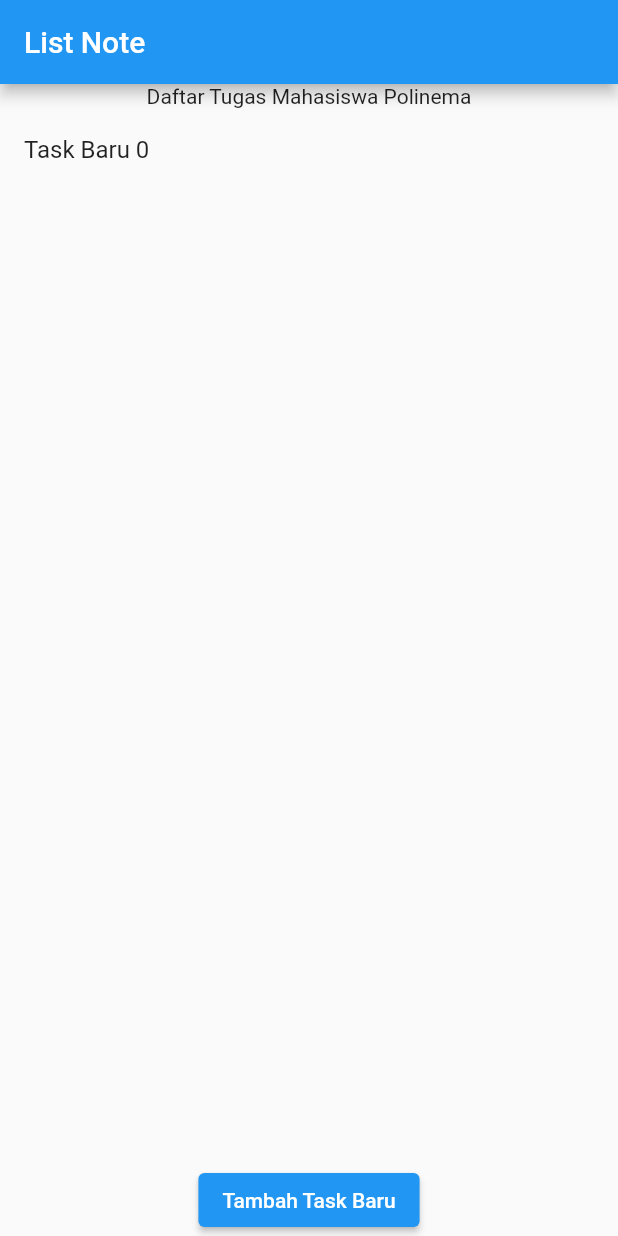
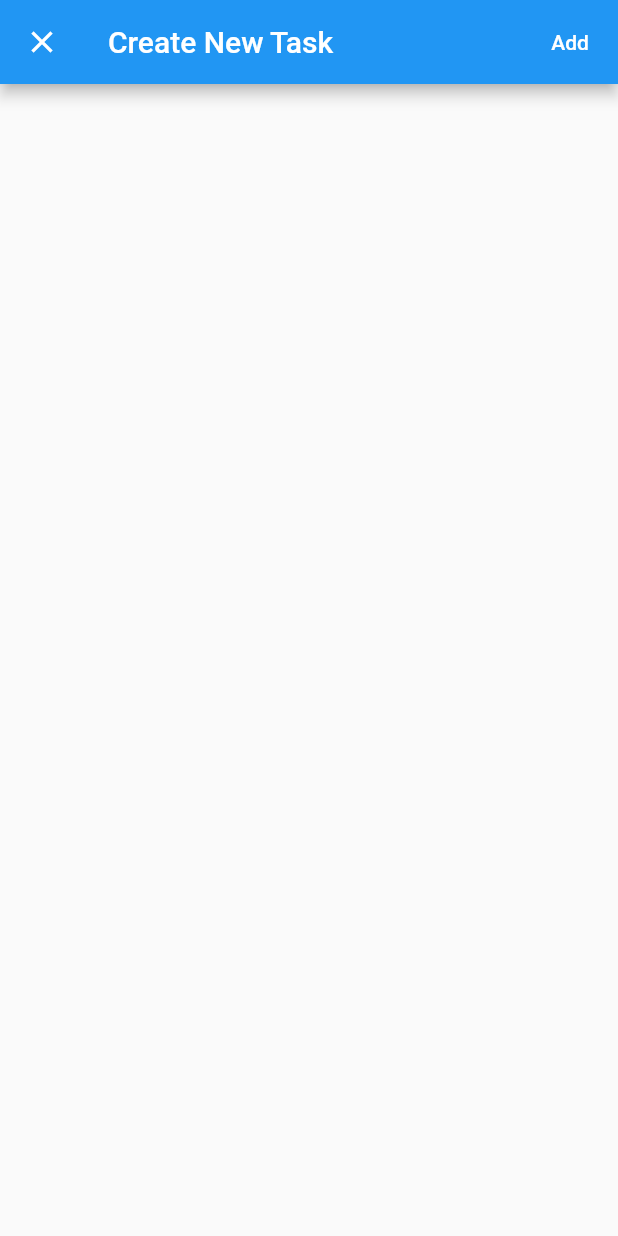
Before and after one commit to siubie/Flutter-Provider-Dynamic-List-View, a Flutter app: the screen it shows after launch, after a tap on "Tambah Task Baru", on a phone screen of 412 x 824 dp. Run offline on Flutter 3.47's test engine with Material 2 defaults, Android fonts, the phone set to English and light mode, and no system bars.

Commit message:
new screen

```diff
--- a/lib/main.dart
+++ b/lib/main.dart
@@ -1,5 +1,7 @@
 import 'package:flutter/material.dart';
 import 'package:provider/provider.dart';
+import 'package:simple_list/screens/add_task_screen.dart';
+import 'package:simple_list/screens/list_task_screen.dart';
 import 'package:simple_list/task.dart';
 import 'package:simple_list/task_list.dart';
 
@@ -18,38 +20,15 @@ class MyApp extends StatelessWidget {
   @override
   Widget build(BuildContext context) {
     return MaterialApp(
+      initialRoute: "/",
+      routes: {
+        '/': (context) => const ListTaskScreen(),
+        '/addTask': (context) => const AddTaskScreen(),
+      },
       title: 'Flutter Demo',
       theme: ThemeData(
         primarySwatch: Colors.blue,
       ),
-      home: const ListTaskScreen(),
     );
   }
 }
-
-class ListTaskScreen extends StatelessWidget {
-  const ListTaskScreen({super.key});
-
-  @override
-  Widget build(BuildContext context) {
-    return Scaffold(
-      appBar: AppBar(
-        title: const Text("List Note"),
-      ),
-      body: Column(
-        children: [
-          const Text("Daftar Tugas Mahasiswa Polinema"),
-          const Expanded(
-            child: TaskList(),
-          ),
-          ElevatedButton(
-            onPressed: () {
-              context.read<Task>().addTask("Task Baru");
-            },
-            child: const Text("Tambah Task Baru"),
-          ),
-        ],
-      ),
-    );
-  }
-}
--- /dev/null
+++ b/lib/screens/add_task_screen.dart
@@ -0,0 +1,31 @@
+import 'package:flutter/material.dart';
+import 'package:flutter/src/widgets/container.dart';
+import 'package:flutter/src/widgets/framework.dart';
+import 'package:provider/provider.dart';
+import 'package:simple_list/task.dart';
+
+class AddTaskScreen extends StatelessWidget {
+  const AddTaskScreen({super.key});
+
+  @override
+  Widget build(BuildContext context) {
+    return Scaffold(
+      appBar: AppBar(
+        title: Text("Create New Task"),
+        actions: [
+          TextButton(
+            onPressed: () {
+              context.read<Task>().addTask("New Task");
+              Navigator.pop(context);
+            },
+            child: Text(
+              "Add",
+              style: TextStyle(color: Colors.white),
+            ),
+          ),
+        ],
+      ),
+      body: Column(),
+    );
+  }
+}
--- /dev/null
+++ b/lib/screens/list_task_screen.dart
@@ -0,0 +1,47 @@
+import 'package:flutter/material.dart';
+import 'package:provider/provider.dart';
+import 'package:simple_list/screens/add_task_screen.dart';
+import 'package:simple_list/task.dart';
+import 'package:simple_list/task_list.dart';
+
+class ListTaskScreen extends StatelessWidget {
+  const ListTaskScreen({super.key});
+
+  @override
+  Widget build(BuildContext context) {
+    return Scaffold(
+      appBar: AppBar(
+        title: const Text("List Note"),
+      ),
+      body: Padding(
+        padding: const EdgeInsets.all(8.0),
+        child: Column(
+          children: [
+            const Text("Daftar Tugas Mahasiswa Polinema"),
+            const Expanded(
+              child: TaskList(),
+            ),
+            Row(
+              children: [
+                Expanded(
+                  child: ElevatedButton(
+                    onPressed: () {
+                      Navigator.push(
+                        context,
+                        MaterialPageRoute(
+                          builder: (context) => const AddTaskScreen(),
+                          fullscreenDialog: true,
+                        ),
+                      );
+                    },
+                    child: const Text("Tambah Task Baru"),
+                  ),
+                ),
+              ],
+            ),
+          ],
+        ),
+      ),
+    );
+  }
+}
```
